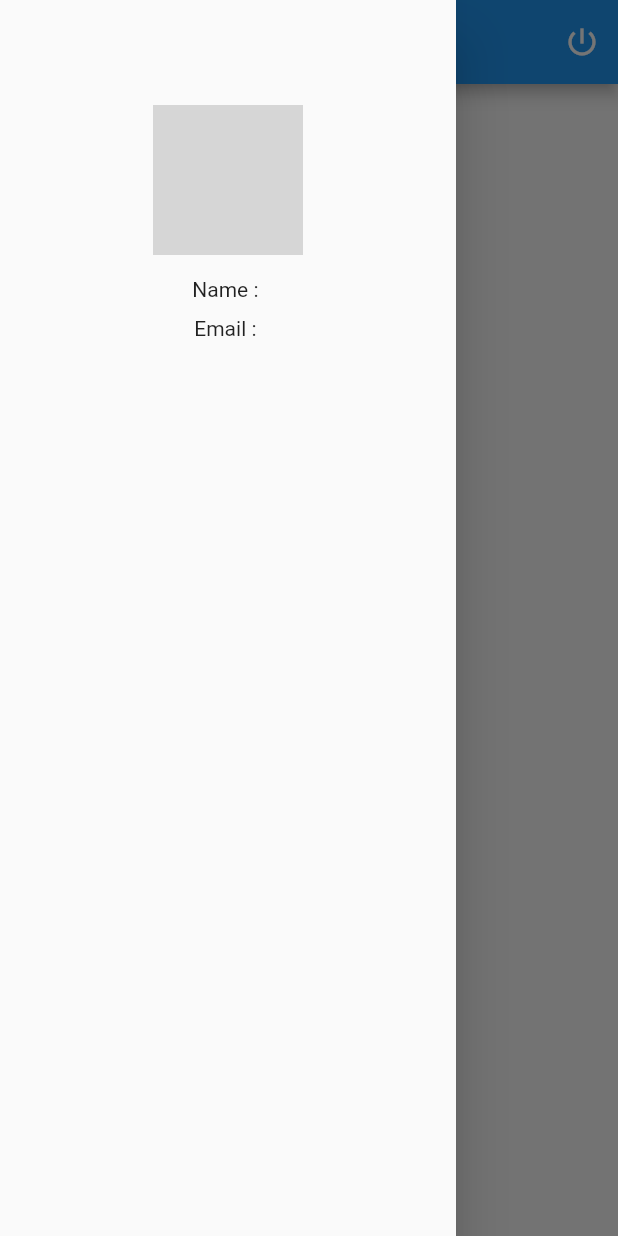
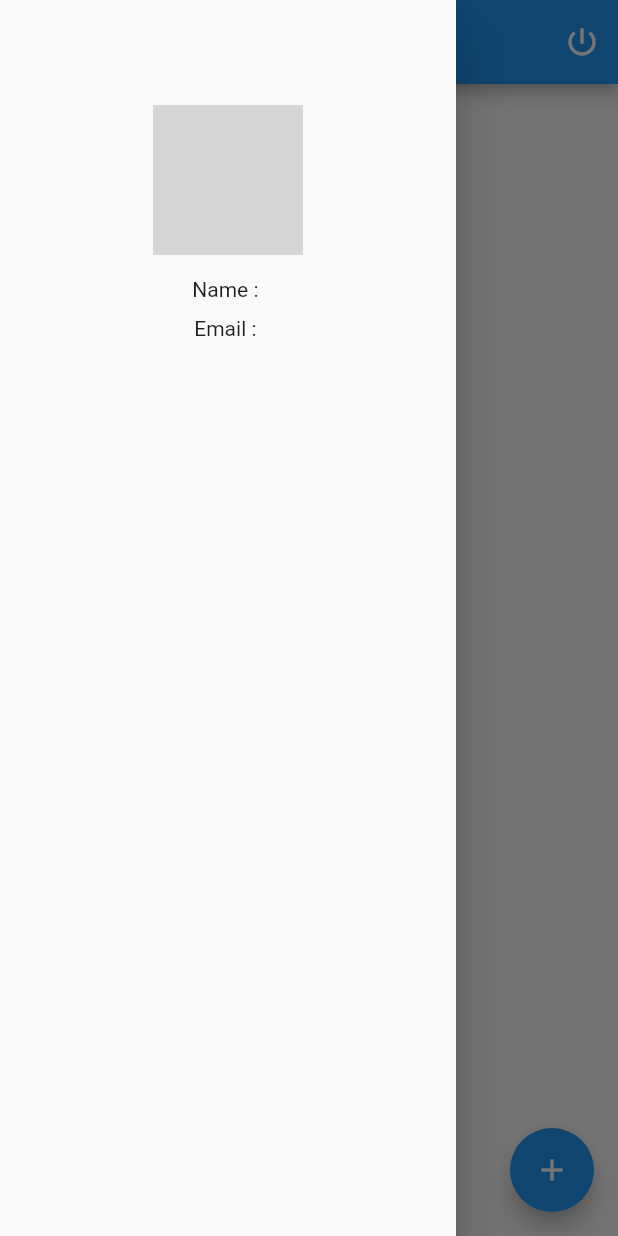
Before and after one commit to RomitKatrodiya/firebase_app, a Flutter app: the HomePage screen opened directly with empty values, with the side drawer open, on a phone screen of 412 x 824 dp. Run offline on Flutter 3.47's test engine with Material 2 defaults, Android fonts, the phone set to English and light mode, and no system bars; our stand-ins replace cloud_firestore, connectivity_plus, firebase_auth, firebase_core, google_sign_in; accounts and stored records are empty; network calls fail; grey boxes are pictures that could not be loaded.

```diff
--- a/lib/helpers/cloud_firestore_helper.dart
+++ b/lib/helpers/cloud_firestore_helper.dart
@@ -0,0 +1,28 @@
+import 'package:cloud_firestore/cloud_firestore.dart';
+
+class CloudFirestoreHelper {
+  CloudFirestoreHelper._();
+  static final CloudFirestoreHelper cloudFirestoreHelper =
+      CloudFirestoreHelper._();
+
+  static final FirebaseFirestore firebaseFirestore = FirebaseFirestore.instance;
+  late CollectionReference studentsRef;
+
+  connectionWithStudentsCollection() {
+    studentsRef = firebaseFirestore.collection('students');
+  }
+
+  Future<void> insertData() async {
+    connectionWithStudentsCollection();
+    await studentsRef.doc("4").set({
+      "name": "Romit",
+      "age": 10,
+      "city": "Surat",
+    });
+  }
+
+  Stream<QuerySnapshot<Object?>> selectRecords() {
+    connectionWithStudentsCollection();
+    return studentsRef.snapshots();
+  }
+}
--- a/lib/screens/home_page.dart
+++ b/lib/screens/home_page.dart
@@ -1,3 +1,5 @@
+import 'package:cloud_firestore/cloud_firestore.dart';
+import 'package:firebase_app/helpers/cloud_firestore_helper.dart';
 import 'package:firebase_app/helpers/firebase_helper.dart';
 import 'package:firebase_auth/firebase_auth.dart';
 import 'package:flutter/material.dart';
@@ -49,7 +51,37 @@ class _HomePageState extends State<HomePage> {
           ],
         ),
       ),
-      body: Container(),
+      floatingActionButton: FloatingActionButton(
+        onPressed: () {
+          CloudFirestoreHelper.cloudFirestoreHelper.insertData();
+        },
+        child: Icon(Icons.add),
+      ),
+      body: StreamBuilder<QuerySnapshot>(
+        stream: CloudFirestoreHelper.cloudFirestoreHelper.selectRecords(),
+        builder: (BuildContext context, AsyncSnapshot<QuerySnapshot> snapshot) {
+          if (snapshot.hasError) {
+            return Center(child: Text(snapshot.error.toString()));
+          } else if (snapshot.hasData) {
+            List<QueryDocumentSnapshot> data = snapshot.data!.docs;
+
+            return ListView.builder(
+                itemCount: data.length,
+                itemBuilder: (context, i) {
+                  return Card(
+                    elevation: 3,
+                    child: ListTile(
+                      leading: Text("${i + 1}"),
+                      title: Text("${data[i]["name"]}"),
+                      subtitle: Text("${data[i]["city"]}"),
+                      trailing: Text("Age : ${data[i]["age"]}"),
+                    ),
+                  );
+                });
+          }
+          return const Center(child: CircularProgressIndicator());
+        },
+      ),
     );
   }
 }
--- a/pubspec.yaml
+++ b/pubspec.yaml
@@ -35,6 +35,7 @@ dependencies:
   firebase_auth:
   google_sign_in:
   connectivity_plus: ^3.0.2
+  cloud_firestore: ^4.0.4
 
 
   # The following adds the Cupertino Icons font to your application.
```
Also changed, not shown: pubspec.lock.
